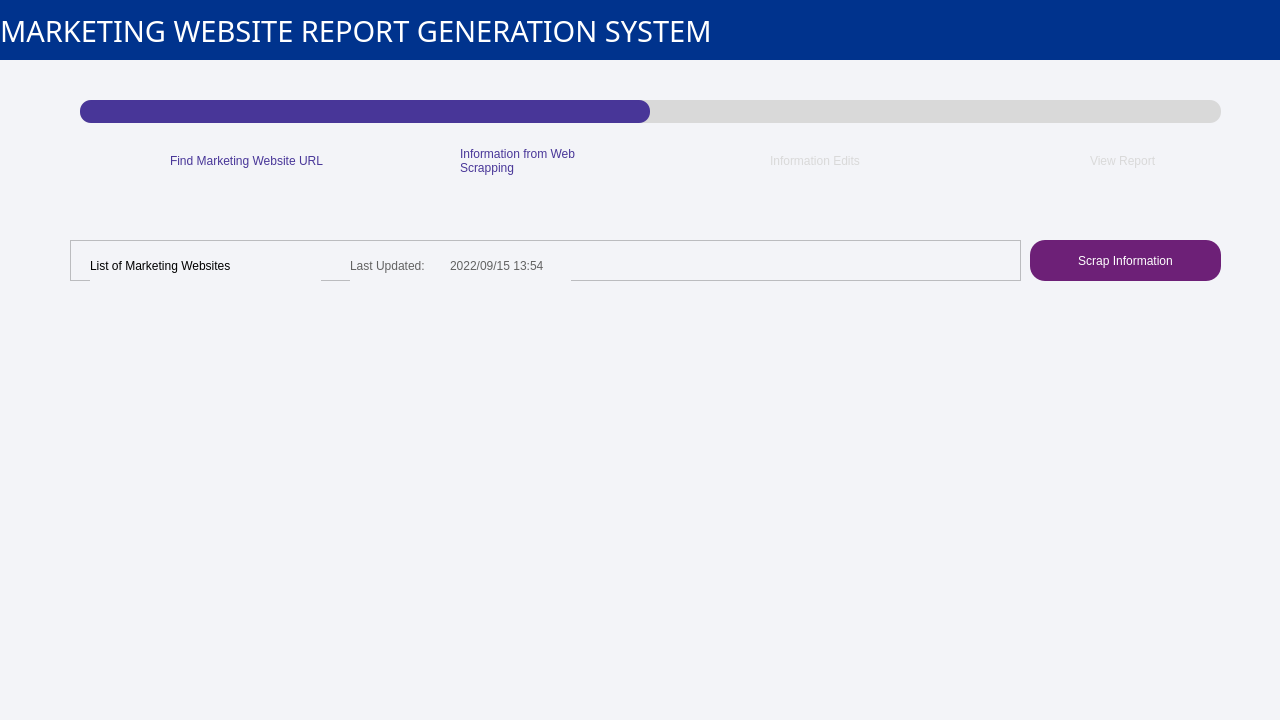
Old version of the form MainPageUI.ui in the repository hayleywhsham/ISOM4400_FYP.
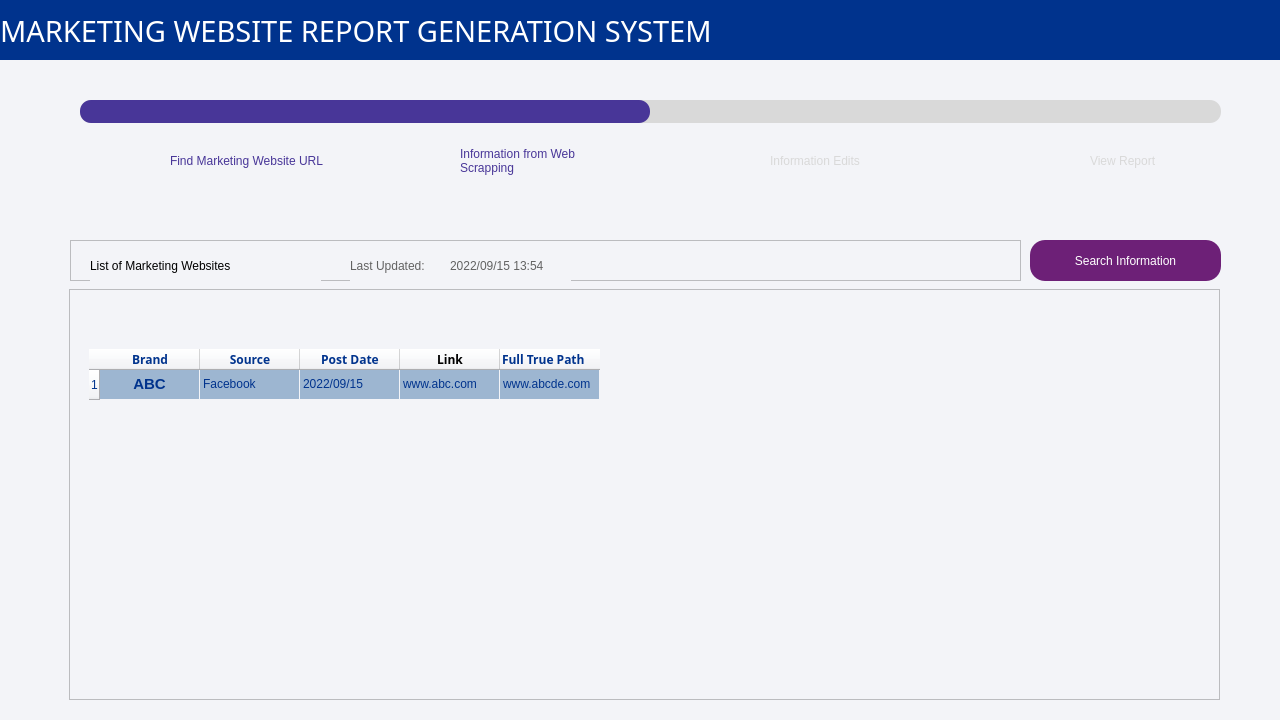
New version of the form. Icons and pictures are not drawn.

What changed in the file:
```diff
--- a/MainPageUI.ui
+++ b/MainPageUI.ui
@@ -1222,7 +1222,7 @@
 color: white;</string>
        </property>
        <property name="text">
-        <string>Scrap Information</string>
+        <string>Search Information</string>
        </property>
        <property name="icon">
         <iconset resource="images/image.qrc">
@@ -1238,6 +1238,227 @@
         <bool>false</bool>
        </property>
       </widget>
+      <widget class="QFrame" name="frame_links_page_list">
+       <property name="geometry">
+        <rect>
+         <x>69</x>
+         <y>69</y>
+         <width>1151</width>
+         <height>411</height>
+        </rect>
+       </property>
+       <property name="frameShape">
+        <enum>QFrame::StyledPanel</enum>
+       </property>
+       <property name="frameShadow">
+        <enum>QFrame::Raised</enum>
+       </property>
+       <widget class="QTableWidget" name="table_links_page_link_list">
+        <property name="geometry">
+         <rect>
+          <x>20</x>
+          <y>60</y>
+          <width>1101</width>
+          <height>241</height>
+         </rect>
+        </property>
+        <property name="styleSheet">
+         <string notr="true">* {  
+    color: rgb(0, 51, 141);
+}
+
+QTableWidget
+{
+    background-color: transparent;
+	border: none;
+}
+
+QTableWidget::item
+{
+    hborder: 5px solid rgba(68, 119, 170, 150);
+    background-color:rgba(68, 119, 170, 125);
+}
+</string>
+        </property>
+        <property name="frameShape">
+         <enum>QFrame::NoFrame</enum>
+        </property>
+        <property name="frameShadow">
+         <enum>QFrame::Plain</enum>
+        </property>
+        <property name="lineWidth">
+         <number>0</number>
+        </property>
+        <property name="sizeAdjustPolicy">
+         <enum>QAbstractScrollArea::AdjustIgnored</enum>
+        </property>
+        <property name="selectionBehavior">
+         <enum>QAbstractItemView::SelectRows</enum>
+        </property>
+        <property name="textElideMode">
+         <enum>Qt::ElideRight</enum>
+        </property>
+        <property name="gridStyle">
+         <enum>Qt::DotLine</enum>
+        </property>
+        <property name="sortingEnabled">
+         <bool>false</bool>
+        </property>
+        <property name="wordWrap">
+         <bool>true</bool>
+        </property>
+        <attribute name="horizontalHeaderCascadingSectionResizes">
+         <bool>true</bool>
+        </attribute>
+        <attribute name="horizontalHeaderHighlightSections">
+         <bool>true</bool>
+        </attribute>
+        <attribute name="horizontalHeaderShowSortIndicator" stdset="0">
+         <bool>true</bool>
+        </attribute>
+        <attribute name="horizontalHeaderStretchLastSection">
+         <bool>false</bool>
+        </attribute>
+        <attribute name="verticalHeaderVisible">
+         <bool>true</bool>
+        </attribute>
+        <row>
+         <property name="text">
+          <string>1</string>
+         </property>
+        </row>
+        <column>
+         <property name="text">
+          <string>Brand</string>
+         </property>
+         <property name="font">
+          <font>
+           <family>Arial Black</family>
+           <weight>75</weight>
+           <bold>true</bold>
+          </font>
+         </property>
+         <property name="background">
+          <color>
+           <red>255</red>
+           <green>255</green>
+           <blue>255</blue>
+          </color>
+         </property>
+        </column>
+        <column>
+         <property name="text">
+          <string>Source</string>
+         </property>
+         <property name="font">
+          <font>
+           <family>Arial Black</family>
+           <weight>75</weight>
+           <bold>true</bold>
+          </font>
+         </property>
+        </column>
+        <column>
+         <property name="text">
+          <string>Post Date</string>
+         </property>
+         <property name="font">
+          <font>
+           <family>Arial Black</family>
+           <weight>75</weight>
+           <bold>true</bold>
+          </font>
+         </property>
+        </column>
+        <column>
+         <property name="text">
+          <string>Link</string>
+         </property>
+         <property name="font">
+          <font>
+           <family>Arial Black</family>
+           <weight>75</weight>
+           <bold>true</bold>
+          </font>
+         </property>
+         <property name="background">
+          <color>
+           <red>255</red>
+           <green>255</green>
+           <blue>255</blue>
+          </color>
+         </property>
+         <property name="foreground">
+          <brush brushstyle="SolidPattern">
+           <color alpha="255">
+            <red>0</red>
+            <green>0</green>
+            <blue>0</blue>
+           </color>
+          </brush>
+         </property>
+         <property name="icon">
+          <iconset resource="images/image.qrc">
+           <normaloff>:/image/link_violet.png</normaloff>:/image/link_violet.png</iconset>
+         </property>
+        </column>
+        <column>
+         <property name="text">
+          <string>Full True Path</string>
+         </property>
+         <property name="font">
+          <font>
+           <family>Arial Black</family>
+           <weight>75</weight>
+           <bold>true</bold>
+          </font>
+         </property>
+         <property name="textAlignment">
+          <set>AlignLeading|AlignVCenter</set>
+         </property>
+         <property name="icon">
+          <iconset resource="images/image.qrc">
+           <normaloff>:/image/link_violet.png</normaloff>:/image/link_violet.png</iconset>
+         </property>
+        </column>
+        <item row="0" column="0">
+         <property name="text">
+          <string>ABC</string>
+         </property>
+         <property name="font">
+          <font>
+           <family>Arial</family>
+           <pointsize>11</pointsize>
+           <weight>75</weight>
+           <bold>true</bold>
+          </font>
+         </property>
+         <property name="textAlignment">
+          <set>AlignCenter</set>
+         </property>
+        </item>
+        <item row="0" column="1">
+         <property name="text">
+          <string>Facebook</string>
+         </property>
+        </item>
+        <item row="0" column="2">
+         <property name="text">
+          <string>2022/09/15</string>
+         </property>
+        </item>
+        <item row="0" column="3">
+         <property name="text">
+          <string>www.abc.com</string>
+         </property>
+        </item>
+        <item row="0" column="4">
+         <property name="text">
+          <string>www.abcde.com</string>
+         </property>
+        </item>
+       </widget>
+      </widget>
      </widget>
     </widget>
     <widget class="QWidget" name="info_edit_page"/>
```
Left out of the diff: 2 changed lines with no effect on the pictures.
